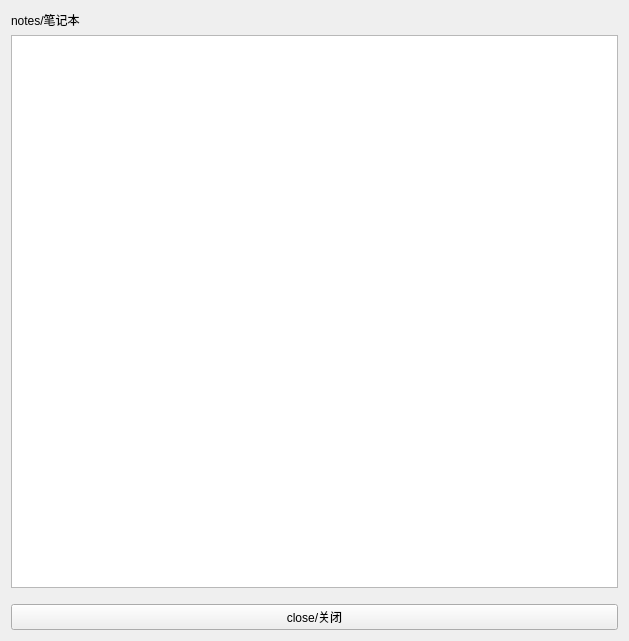
EnLightGu/T0401, file T0401-1/widget.ui: the form before one commit.
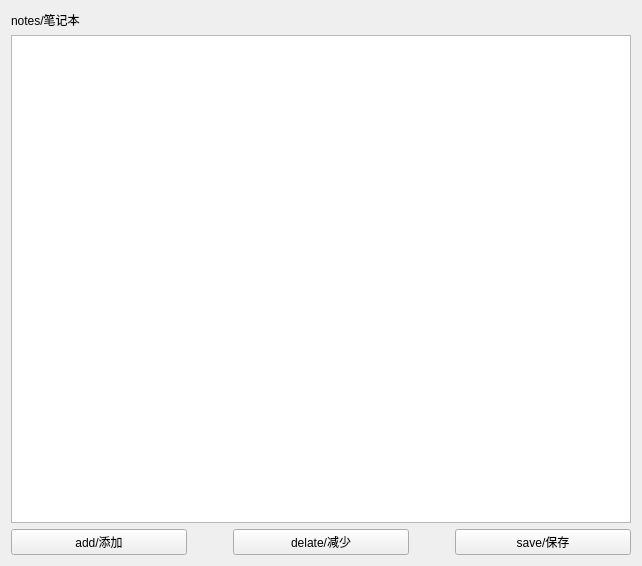
The form after the commit.

Patch:
```diff
--- a/T0401-1/widget.ui
+++ b/T0401-1/widget.ui
@@ -6,38 +6,71 @@
    <rect>
     <x>0</x>
     <y>0</y>
-    <width>629</width>
-    <height>641</height>
+    <width>642</width>
+    <height>566</height>
    </rect>
   </property>
   <property name="windowTitle">
    <string>Widget</string>
   </property>
-  <layout class="QHBoxLayout" name="horizontalLayout">
+  <property name="whatsThis">
+   <string>enlight</string>
+  </property>
+  <layout class="QVBoxLayout" name="verticalLayout">
    <item>
-    <layout class="QVBoxLayout" name="verticalLayout">
+    <widget class="QLabel" name="label">
+     <property name="text">
+      <string>notes/笔记本</string>
+     </property>
+    </widget>
+   </item>
+   <item>
+    <widget class="QListView" name="listView"/>
+   </item>
+   <item>
+    <layout class="QHBoxLayout" name="horizontalLayout">
      <item>
-      <widget class="QLabel" name="label">
+      <widget class="QPushButton" name="pushButton_4">
        <property name="text">
-        <string>notes/笔记本</string>
+        <string>add/添加</string>
        </property>
       </widget>
      </item>
      <item>
-      <widget class="QListView" name="listView"/>
+      <spacer name="horizontalSpacer">
+       <property name="orientation">
+        <enum>Qt::Orientation::Horizontal</enum>
+       </property>
+       <property name="sizeType">
+        <enum>QSizePolicy::Policy::Fixed</enum>
+       </property>
+       <property name="sizeHint" stdset="0">
+        <size>
+         <width>40</width>
+         <height>20</height>
+        </size>
+       </property>
+      </spacer>
      </item>
      <item>
-      <spacer name="verticalSpacer">
+      <widget class="QPushButton" name="pushButton_2">
+       <property name="text">
+        <string>delate/减少</string>
+       </property>
+      </widget>
+     </item>
+     <item>
+      <spacer name="horizontalSpacer_2">
        <property name="orientation">
-        <enum>Qt::Orientation::Vertical</enum>
+        <enum>Qt::Orientation::Horizontal</enum>
        </property>
        <property name="sizeType">
         <enum>QSizePolicy::Policy::Fixed</enum>
        </property>
        <property name="sizeHint" stdset="0">
         <size>
-         <width>10</width>
-         <height>10</height>
+         <width>40</width>
+         <height>20</height>
         </size>
        </property>
       </spacer>
@@ -45,7 +78,7 @@
      <item>
       <widget class="QPushButton" name="pushButton">
        <property name="text">
-        <string>close/关闭</string>
+        <string>save/保存</string>
        </property>
       </widget>
      </item>
```
Left out of the diff: 25 changed lines with no effect on the pictures.
